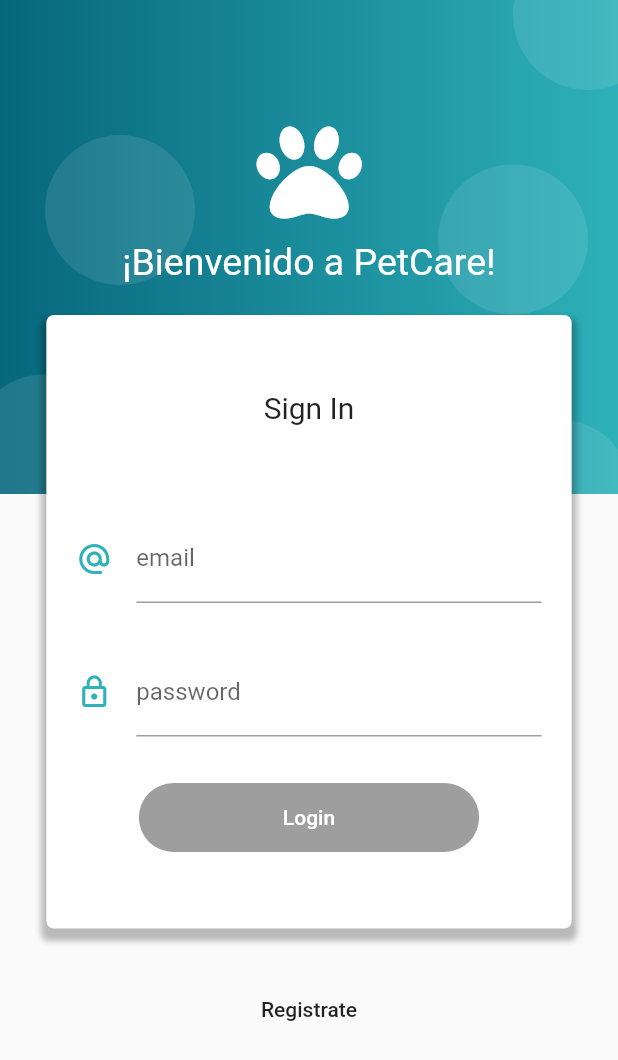
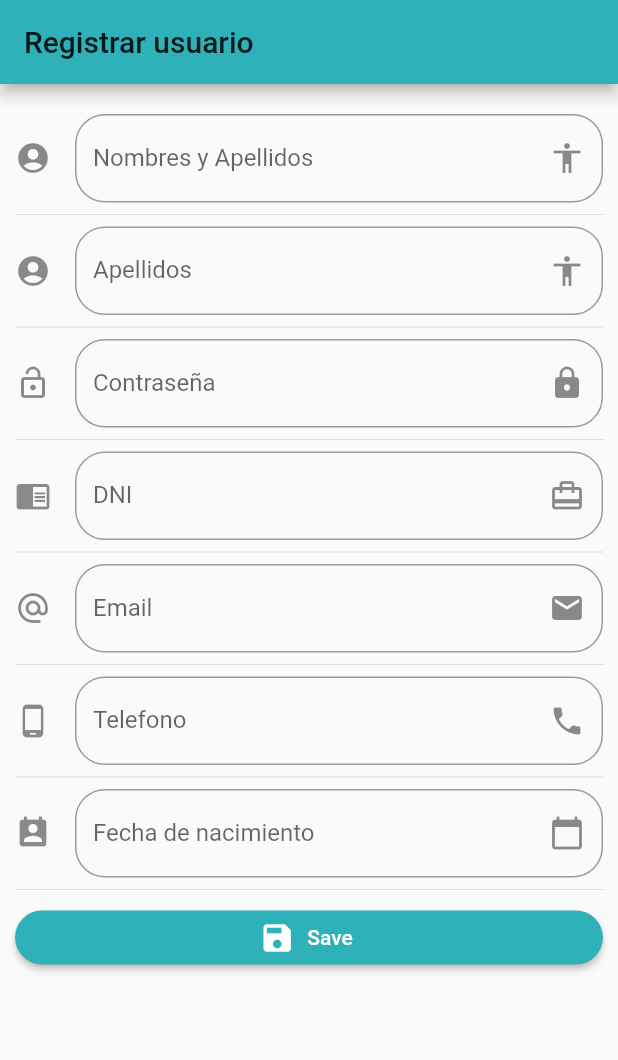
Before and after one commit to Codigcar/petcare-flutter, a Flutter app: the screen it shows after launch, on a phone screen of 412 x 824 dp. Shown: the top 1060 px of the screen. Run offline on Flutter 3.47's test engine with Material 2 defaults, Android fonts, the phone set to English and light mode, and no system bars; our stand-ins replace font_awesome_flutter, rxdart, shared_preferences; statements that could not run were skipped.

Commit message:
Added input RegisterPersonProfile

```diff
--- a/lib/main.dart
+++ b/lib/main.dart
@@ -4,6 +4,7 @@ import 'package:petcare/src/bloc/provider.dart';
 import 'package:petcare/src/pages/home_page.dart';
 import 'package:petcare/src/pages/login_page.dart';
 import 'package:petcare/src/pages/register_page.dart';
+import 'package:petcare/src/pages/register_user_page.dart';
 import 'package:petcare/src/user_preferences/user_preferences.dart';
 
 void main() async{
@@ -31,11 +32,12 @@ class _MyAppState extends State<MyApp> {
       child: MaterialApp(
       title: 'Material App',
       debugShowCheckedModeBanner: false,
-      initialRoute: 'login',
+      initialRoute: 'register_user',
       routes: {
         'login': (BuildContext context) => LoginPage(),
         'home': (BuildContext context) => HomePage(),
-        'register': (BuildContext context) => RegisterPage()
+        'register': (BuildContext context) => RegisterPage(),
+        'register_user' : (BuildContext context ) => RegisterUserPage()
       },
       theme: ThemeData(
         primaryColor: Color.fromRGBO(46, 177, 185, 1.0)
--- /dev/null
+++ b/lib/src/models/person_profile_model.dart
@@ -0,0 +1,53 @@
+// To parse this JSON data, do
+//
+//     final personProfileModel = personProfileModelFromJson(jsonString);
+
+import 'dart:convert';
+
+PersonProfileModel personProfileModelFromJson(String str) => PersonProfileModel.fromJson(json.decode(str));
+
+String personProfileModelToJson(PersonProfileModel data) => json.encode(data.toJson());
+
+class PersonProfileModel {
+    PersonProfileModel({
+        this.name,
+        this.password,
+        this.lastName,
+        this.document,
+        this.email,
+        this.phone,
+        this.age,
+        this.photo,
+    });
+
+    String name;
+    String password;
+    String lastName;
+    String document;
+    String email;
+    String phone;
+    String age;
+    String photo;
+
+    factory PersonProfileModel.fromJson(Map<String, dynamic> json) => PersonProfileModel(
+        name: json["name"],
+        password: json["password"],
+        lastName: json["lastName"],
+        document: json["document"],
+        email: json["email"],
+        phone: json["phone"],
+        age: json["age"],
+        photo: json["photo"],
+    );
+
+    Map<String, dynamic> toJson() => {
+        "name": name,
+        "password": password,
+        "lastName": lastName,
+        "document": document,
+        "email": email,
+        "phone": phone,
+        "age": age,
+        "photo": photo,
+    };
+}
--- /dev/null
+++ b/lib/src/pages/register_user_page.dart
@@ -0,0 +1,208 @@
+
+
+import 'package:flutter/material.dart';
+import 'package:petcare/src/models/person_profile_model.dart';
+import 'package:petcare/src/providers/person_profile_provider.dart';
+
+class RegisterUserPage extends StatefulWidget {
+  @override
+  _RegisterUserPageState createState() => _RegisterUserPageState();
+}
+
+class _RegisterUserPageState extends State<RegisterUserPage> {
+
+  PersonProfileModel personProfileModel = new PersonProfileModel();
+  final personProfileProvider = new PersonProfileProvider();
+  final formKey = GlobalKey<FormState>();
+  final scaffoldKey = GlobalKey<ScaffoldState>();
+
+
+  @override
+  Widget build(BuildContext context) {
+    return Scaffold(
+      appBar: AppBar(
+        title: Text('Registrar usuario'),
+      ),
+      body: Form(
+        key: formKey,
+        child: ListView(
+          padding: EdgeInsets.symmetric(horizontal: 10.0, vertical: 20.0),
+          children: <Widget>[
+            _inputName(),
+            Divider(),
+            _inputLastName(),
+            Divider(),
+            _inputPassword(),
+            Divider(),
+            _inputDocument(),
+            Divider(),
+            _inputEmail(),
+            Divider(),
+            _inputPhone(),
+            Divider(),
+            _inputAge(),
+            Divider(),
+            _createButton()
+          ],
+        ),
+      ),
+    );
+  }
+
+  Widget _inputName() {
+    return TextFormField(
+      initialValue: personProfileModel.name,
+      decoration: InputDecoration(
+        border: OutlineInputBorder(borderRadius: BorderRadius.circular(20)),
+        labelText: 'Nombres y Apellidos',
+        icon: Icon(Icons.account_circle),
+        suffixIcon: Icon(Icons.accessibility)
+      ),
+      validator: (value) {
+        if (value.length < 3 ){
+          return 'Nombre minimo a 3 caracteres';
+        } else {
+          return null;
+        }
+      },
+      onSaved: (newValue) => personProfileModel.name = newValue,
+    );
+  }
+
+   Widget _inputLastName() {
+    return TextFormField(
+      initialValue: personProfileModel.lastName,
+      decoration: InputDecoration(
+        border: OutlineInputBorder(borderRadius: BorderRadius.circular(20)),
+        labelText: 'Apellidos',
+        icon: Icon(Icons.account_circle),
+        suffixIcon: Icon(Icons.accessibility)
+      ),
+      validator: (value) {
+        if (value.length < 3 ){
+          return 'Nombre minimo a 3 caracteres';
+        } else {
+          return null;
+        }
+      },
+      onSaved: (newValue) => personProfileModel.lastName = newValue,
+    );
+  }
+
+  Widget _inputPassword() {
+    return TextFormField(
+      initialValue: personProfileModel.password,
+      obscureText: true,
+      decoration: InputDecoration(
+        border: OutlineInputBorder(borderRadius: BorderRadius.circular(20)),
+        labelText: 'Contraseña',
+        hintText: 'Contraseña',
+        icon: Icon(Icons.lock_open),
+        suffixIcon: Icon(Icons.lock)
+      ),
+      validator: (value) {
+        if (value.length < 4) {
+          return 'Contraseña mínimo 4 caracteres';
+        } else { null; }
+      },
+      onSaved: (newValue) => personProfileModel.password = newValue,
+    );
+  }
+
+  Widget _inputDocument() {
+    return TextFormField(
+      initialValue: personProfileModel.document,
+      decoration: InputDecoration(
+        border: OutlineInputBorder(borderRadius: BorderRadius.circular(20)),
+        labelText: 'DNI',
+        icon: Icon(Icons.chrome_reader_mode),
+        suffixIcon: Icon(Icons.card_travel)
+      ),
+      onSaved: (newValue) => personProfileModel.document = newValue,
+    );
+  }
+
+  Widget _inputEmail() {
+    return TextFormField(
+      initialValue: personProfileModel.email,
+      decoration: InputDecoration(
+        border: OutlineInputBorder(borderRadius: BorderRadius.circular(20)),
+        labelText: 'Email',
+        hintText: 'example@mail.com',
+        icon: Icon(Icons.alternate_email),
+        suffixIcon: Icon(Icons.email)
+      ),
+      onSaved: (newValue) => personProfileModel.email = newValue,
+
+    );
+  }
+
+  Widget _inputPhone() {
+    return TextFormField(
+      initialValue: personProfileModel.phone,
+      decoration: InputDecoration(
+        border: OutlineInputBorder(borderRadius: BorderRadius.circular(20)),
+        labelText: 'Telefono',
+        hintText: 'número telefonico',
+        icon: Icon(Icons.phone_android),
+        suffixIcon: Icon(Icons.phone)
+      ),
+      onSaved: (newValue) => personProfileModel.phone = newValue,
+    );
+  }
+
+  Widget _inputAge() {
+    return TextFormField(
+      initialValue: personProfileModel.age,
+      decoration: InputDecoration(
+        border: OutlineInputBorder(borderRadius: BorderRadius.circular(20)),
+        labelText: 'Fecha de nacimiento',
+        hintText: 'Fecha de nacimiento',
+        icon: Icon(Icons.perm_contact_calendar),
+        suffixIcon: Icon(Icons.calendar_today)
+      ),
+      onSaved: (newValue) => personProfileModel.age = newValue,
+    );
+  }
+
+  Widget _createButton() {
+    return RaisedButton.icon(
+      shape: RoundedRectangleBorder(borderRadius: BorderRadius.circular(20.0)),
+      color: Color.fromRGBO(46, 177, 185, 1.0),
+      textColor: Colors.white,
+      label: Text('Save'),
+      icon: Icon(Icons.save),
+      onPressed: () => _submit(),
+      // _submit();
+    );
+  }
+
+  void _submit() async {
+    if( !formKey.currentState.validate() ) return;
+    formKey.currentState.save();
+
+    print('Todo ok!');
+    print(personProfileModel.name);
+    print(personProfileModel.password);
+    print(personProfileModel.lastName);
+    print(personProfileModel.document);
+    print(personProfileModel.email);
+    print(personProfileModel.phone);
+    print(personProfileModel.age);
+
+
+    personProfileProvider.registerPersonProfile(personProfileModel);
+    /* showSnackbar('Registro guardado'); */
+
+  }
+
+  void showSnackbar(String message) {
+    final snackbar = SnackBar(
+      content: Text(message),
+      duration: Duration(milliseconds: 1500),
+    );
+
+    scaffoldKey.currentState.showSnackBar(snackbar);
+  }
+
+}
--- /dev/null
+++ b/lib/src/providers/person_profile_provider.dart
@@ -0,0 +1,25 @@
+import 'dart:convert';
+
+import 'package:http/http.dart' as http;
+import 'package:petcare/src/models/person_profile_model.dart';
+
+class PersonProfileProvider {
+  final String _url = 'http://10.0.2.2:8081/api';
+
+  Future<bool> registerPersonProfile(PersonProfileModel user) async {
+    final url = '$_url/people';
+    final resp = await http.post(
+    url,
+    headers: <String, String>{
+     'Content-Type': 'application/json; charset=UTF-8',
+    },
+    body: personProfileModelToJson(user));
+    final decodedData = json.decode(resp.body);
+    print(decodedData);
+    if( resp.statusCode == 200 ){
+      return true;
+    } else {
+      return false;
+    }
+  }
+}
```
Also changed, not shown: lib/src/pages/register_pet_page.dart (added).
